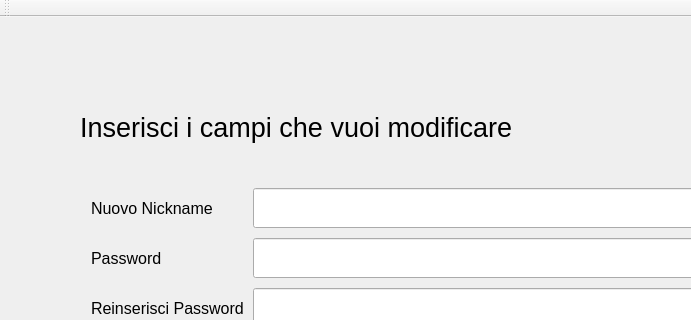
Qt form Client/EditorGUI/EditorGUI/Modify Profile/ModifyProfile.ui (iliodipietro/Programmazione-Di-Sistema-Collaborative-Editor) before a commit; both pictures show x 0 to 691 and y 0 to 320 of the 1109 by 877 pixel window.
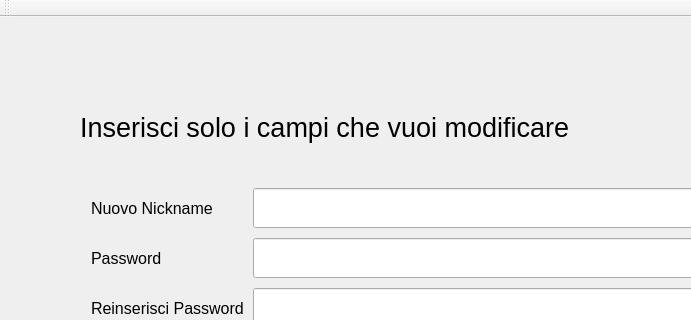
The same form after that commit.

What changed in the file:
```diff
--- a/Client/EditorGUI/EditorGUI/Modify Profile/ModifyProfile.ui
+++ b/Client/EditorGUI/EditorGUI/Modify Profile/ModifyProfile.ui
@@ -124,7 +124,7 @@
      </font>
     </property>
     <property name="text">
-     <string>Inserisci i campi che vuoi modificare</string>
+     <string>Inserisci solo i campi che vuoi modificare</string>
     </property>
    </widget>
    <widget class="QWidget" name="formLayoutWidget">
```
